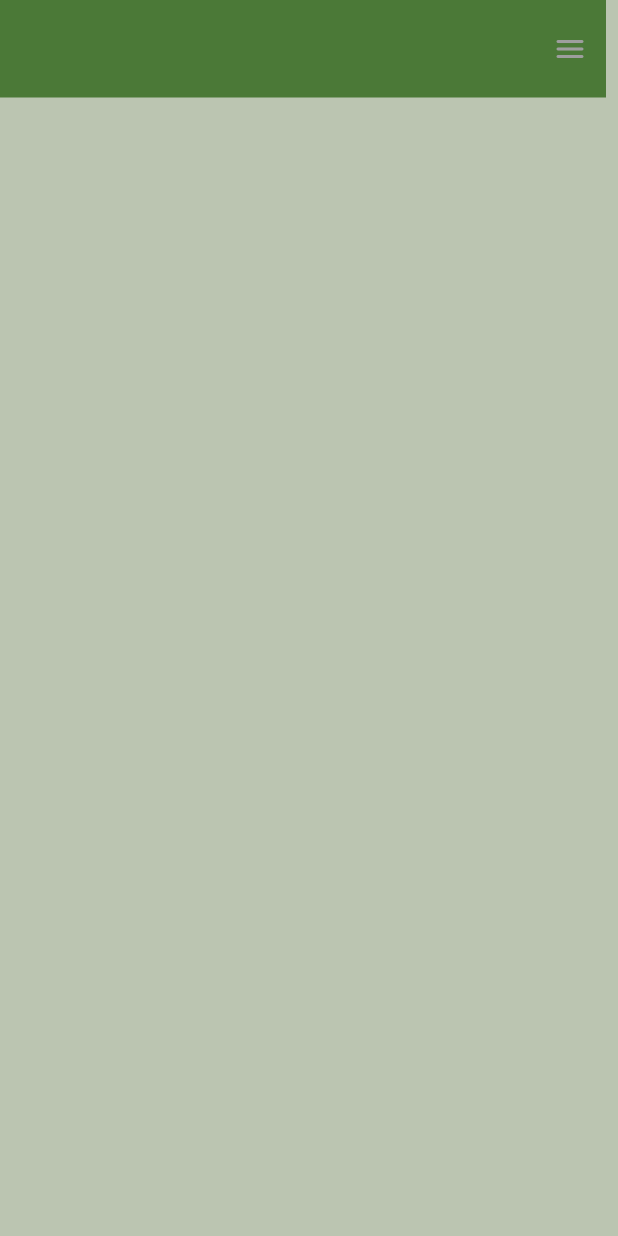
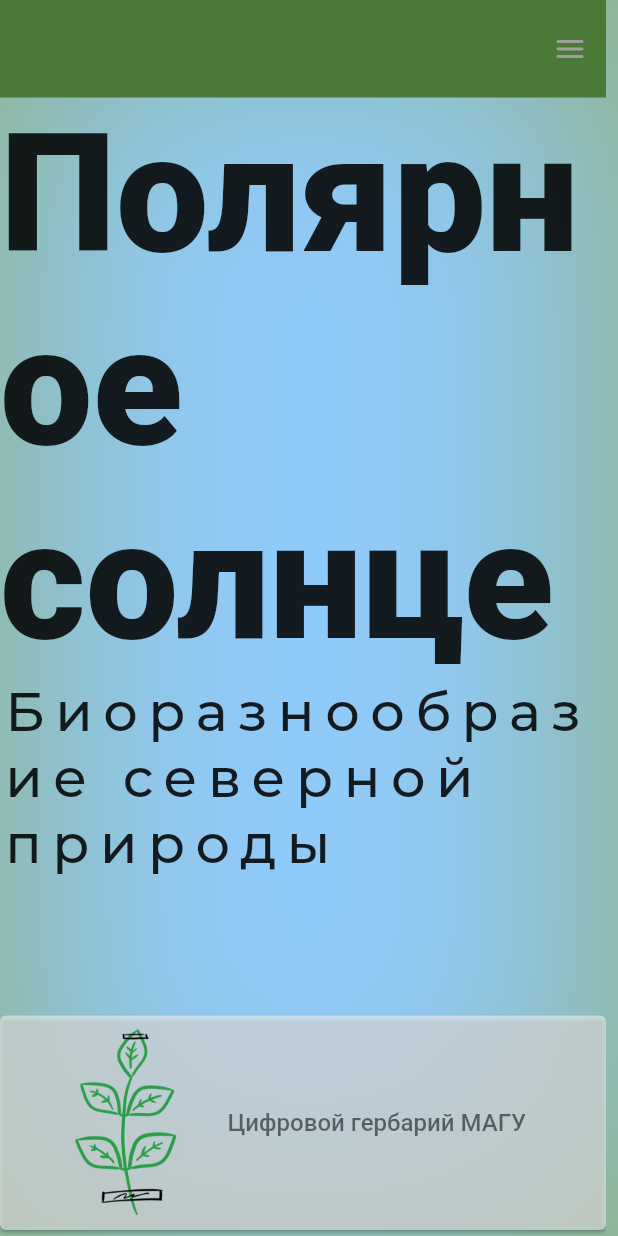
Before and after one commit to Bahonika/plant_book, a Flutter app: the screen it shows after launch, on a phone screen of 412 x 824 dp. Run offline on Flutter 3.47's test engine with Material 2 defaults, Android fonts, the phone set to English and light mode, and no system bars; our stand-ins replace carousel_slider, google_fonts, photo_view; project files that could hold a hidden picture were left out.

Commit message:
two screens and shadow

```diff
--- a/lib/main.dart
+++ b/lib/main.dart
@@ -35,24 +35,10 @@ class _MyAppState extends State<MyApp> {
       ),
     );
 
-
     return MaterialApp(
-      theme: themeData,
-      debugShowCheckedModeBanner: false,
-      home: const HomePage()
-        // Column(
-        //   children: [
-        //     const MainMenu(),
-        //     Expanded(
-        //         child: Align(
-        //             alignment: FractionalOffset.bottomCenter,
-        //             child: Image.asset(
-        //               "lib/assets/sprouts.png",
-        //               fit: BoxFit.fitWidth,
-        //             )))
-        //   ],
-        // ),
-      );
+        theme: themeData,
+        debugShowCheckedModeBanner: false,
+        home: const HomePage());
     // );
   }
 }
--- /dev/null
+++ b/lib/screens/home.dart
@@ -0,0 +1,82 @@
+import 'package:flutter/material.dart';
+import 'package:google_fonts/google_fonts.dart';
+
+class Home extends StatefulWidget {
+  const Home({Key? key}) : super(key: key);
+
+  @override
+  State<Home> createState() => _HomeState();
+}
+
+class _HomeState extends State<Home> {
+  double elevation = 1;
+
+  @override
+  Widget build(BuildContext context) {
+    return Stack(
+      children: [
+        Column(
+          mainAxisAlignment: MainAxisAlignment.center,
+          children: [
+            Text(
+              "Полярное солнце",
+              style: GoogleFonts.montserratAlternates(
+                fontSize: 110,
+                fontWeight: FontWeight.w800,
+              ),
+            ),
+            Text("Биоразнообразие северной природы",
+                style: GoogleFonts.montserrat(
+                    fontWeight: FontWeight.w500,
+                    fontSize: 36,
+                    letterSpacing: 7)),
+            SizedBox(
+              height: 93,
+            ),
+            Container(
+              height: 143,
+              width: 577,
+              child: ElevatedButton(
+                  style: ElevatedButton.styleFrom(
+                      primary: Theme.of(context).colorScheme.primaryContainer,
+                      elevation: elevation),
+                  onHover: (bool isHover) {
+                    isHover ? elevation = 10 : elevation = 1;
+                    setState(() {});
+                  },
+                  onPressed: () {
+                    print("hello");
+                  },
+                  child: Row(
+                    children: [
+                      Image.asset('lib/assets/herbarium.png'),
+                      const Text("Цифровой гербарий МАГУ",
+                          style: TextStyle(fontSize: 16))
+                    ],
+                  )),
+            ),
+            const SizedBox(
+              height: 36,
+            ),
+            Container(
+              height: 143,
+              width: 577,
+              child: ElevatedButton(
+                  onPressed: null,
+                  child: Row(
+                    children: [
+                      Image.asset(
+                        'lib/assets/flora.png',
+                        height: 92,
+                        width: 133,
+                      ),
+                      Text("Заповедники и ботанические сады")
+                    ],
+                  )),
+            ),
+          ],
+        )
+      ],
+    );
+  }
+}
--- a/lib/screens/home_page.dart
+++ b/lib/screens/home_page.dart
@@ -4,6 +4,8 @@ import 'package:polar_sun/templates/custom_tab.dart';
 import 'package:polar_sun/templates/custom_tab_bar.dart';
 import 'package:polar_sun/utils/content_view.dart';
 import 'package:polar_sun/utils/device_screen_type.dart';
+
+import 'home.dart';
 
 class HomePage extends StatefulWidget {
   const HomePage({Key? key}) : super(key: key);
@@ -24,7 +26,7 @@ class _HomePageState extends State<HomePage>
         tab: const CustomTab(
           title: "Главная",
         ),
-        content: const Center()),
+        content: const Home()),
     ContentView(
         tab: const CustomTab(
           title: "О нас",
@@ -60,13 +62,27 @@ class _HomePageState extends State<HomePage>
     return Scaffold(
         endDrawer: drawer(),
         key: scaffoldKey,
-        body: LayoutBuilder(builder: (context, constraints) {
-          if (deviceType == DeviceScreenType.desktop) {
-            return desktopView();
-          } else {
-            return mobileView();
-          }
-        }));
+        body: Container(
+          decoration: BoxDecoration(
+            boxShadow: [
+              BoxShadow(
+                color: Color.fromRGBO(96, 154, 76, 0.5),
+              ),
+              BoxShadow(
+                color: Theme.of(context).backgroundColor,
+                spreadRadius: -12.0,
+                blurRadius: 150.0,
+              ),
+            ],
+          ),
+          child: LayoutBuilder(builder: (context, constraints) {
+            if (deviceType == DeviceScreenType.desktop) {
+              return desktopView();
+            } else {
+              return mobileView();
+            }
+          }),
+        ));
   }
 
   Widget desktopView() {
@@ -107,12 +123,12 @@ class _HomePageState extends State<HomePage>
                     color: Colors.grey,
                   ),
                 ])),
-            // Expanded(
-            //   child: TabBarView(
-            //     controller: tabController,
-            //     children: contentViews.map((e) => e.content).toList(),
-            //   ),
-            // )
+            Expanded(
+              child: TabBarView(
+                controller: tabController,
+                children: contentViews.map((e) => e.content).toList(),
+              ),
+            )
           ],
         ),
       ),
--- a/lib/screens/parks.dart
+++ b/lib/screens/parks.dart
@@ -1,6 +1,5 @@
 import 'package:flutter/material.dart';
 import 'package:polar_sun/data/entities/park.dart';
-import 'package:polar_sun/main.dart';
 import 'package:polar_sun/utils/device_screen_type.dart';
 import '../buttons/park_button.dart';
 
--- a/lib/utils/device_screen_type.dart
+++ b/lib/utils/device_screen_type.dart
@@ -9,13 +9,13 @@ enum DeviceScreenType {
 DeviceScreenType getDeviceType(MediaQueryData mediaQuery) {
   double deviceWidth = mediaQuery.size.width;
 
-  if (deviceWidth > 950) {
+  if (deviceWidth > 1100) {
     return DeviceScreenType.desktop;
   }
 
-  if (deviceWidth > 600) {
-    return DeviceScreenType.tablet;
-  }
+  // if (deviceWidth > 950) {
+  //   return DeviceScreenType.tablet;
+  // }
 
   return DeviceScreenType.mobile;
 } // Function for adaptive design
```
Also changed, not shown: lib/screens/login.dart (+92 -22 lines), lib/assets/google_fonts/MA_EB.ttf (added).
